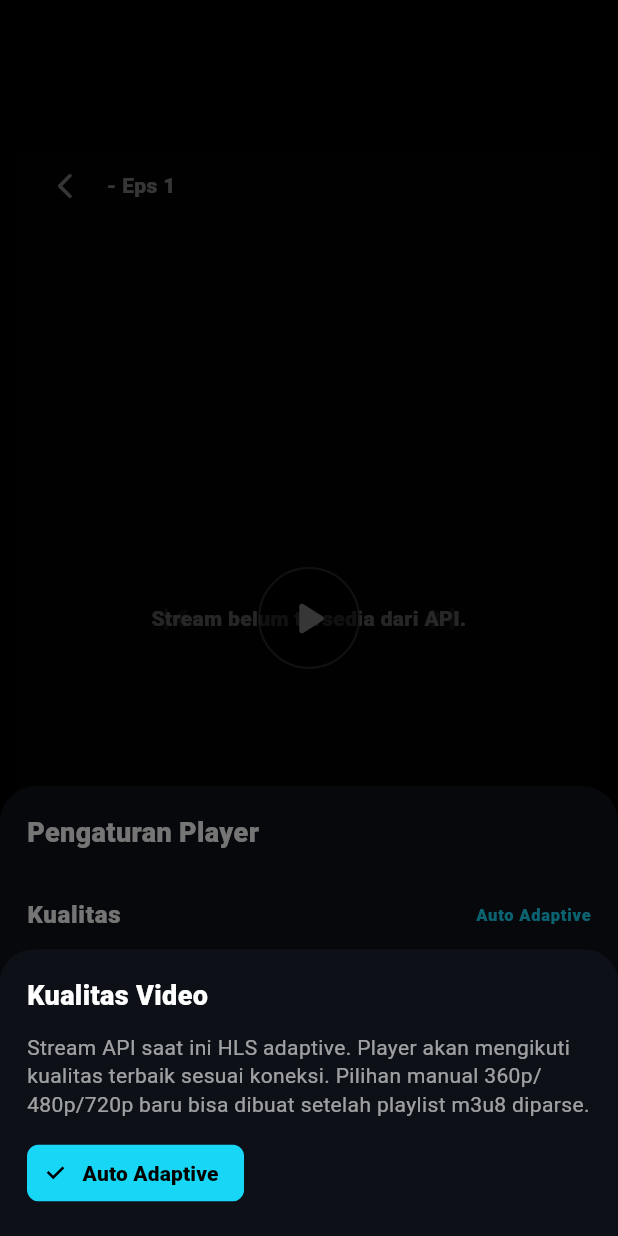
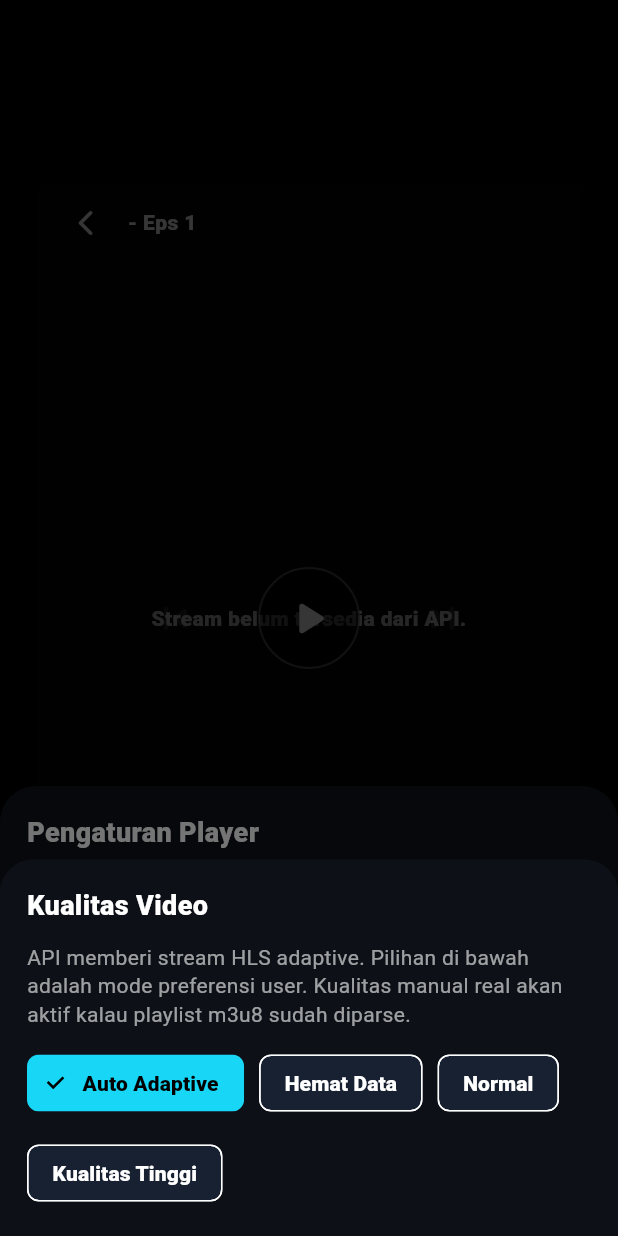
Before and after one commit to Celosz-fle7/livego-premium, a Flutter app: the MobilePlayerScreen screen opened directly with empty values, item 3 of the bottom bar chosen, after a tap on "Kualitas", on a phone screen of 412 x 824 dp. Run offline on Flutter 3.47's test engine with Material 3 defaults, Android fonts, the phone set to English and light mode, and no system bars; our stand-ins replace video_player; network calls fail.

Commit message:
fix adaptive player container and quality modes

```diff
--- a/lib/mobile/screens/mobile_player_screen.dart
+++ b/lib/mobile/screens/mobile_player_screen.dart
@@ -142,6 +142,7 @@ class _PlayerSurfaceState extends State<_PlayerSurface> {
   bool _autoNextDone = false;
   String _quality = LiveGoSettings.quality.isEmpty ? 'Auto Adaptive' : LiveGoSettings.quality;
   double _speed = 1.0;
+  Duration _lastProgressSaved = Duration.zero;
   DateTime _lastTapLeft = DateTime.fromMillisecondsSinceEpoch(0);
   DateTime _lastTapRight = DateTime.fromMillisecondsSinceEpoch(0);
 
@@ -199,7 +200,8 @@ class _PlayerSurfaceState extends State<_PlayerSurface> {
     if (!mounted || c == null) return;
     final value = c.value;
     if (_buffering != value.isBuffering) setState(() => _buffering = value.isBuffering);
-    if (value.isInitialized && value.position.inSeconds % 5 == 0) {
+    if (value.isInitialized && (value.position - _lastProgressSaved).inSeconds.abs() >= 5) {
+      _lastProgressSaved = value.position;
       LiveGoLocalStore.saveProgress(widget.item, widget.episode, value.position, value.duration);
     }
     final duration = value.duration;
@@ -334,21 +336,14 @@ class _PlayerSurfaceState extends State<_PlayerSurface> {
               const SizedBox(
                 width: double.infinity,
                 child: Text(
-                  'Stream API saat ini HLS adaptive. Player akan mengikuti kualitas terbaik sesuai koneksi. Pilihan manual 360p/480p/720p baru bisa dibuat setelah playlist m3u8 diparse.',
+                  'API memberi stream HLS adaptive. Pilihan di bawah adalah mode preferensi user. Kualitas manual real akan aktif kalau playlist m3u8 sudah diparse.',
                   style: TextStyle(color: Colors.white60, height: 1.35),
                 ),
               ),
-              ChoiceChip(
-                label: const Text('Auto Adaptive'),
-                selected: _quality == 'Auto Adaptive' || _quality == 'Auto',
-                onSelected: (_) => Navigator.pop(context, 'Auto Adaptive'),
-                selectedColor: AppTheme.cyan,
-                labelStyle: TextStyle(
-                  color: (_quality == 'Auto Adaptive' || _quality == 'Auto') ? Colors.black : Colors.white,
-                  fontWeight: FontWeight.w900,
-                ),
-                backgroundColor: const Color(0xFF172131),
-              ),
+              _QualityChip(label: 'Auto Adaptive', current: _quality, onPick: (v) => Navigator.pop(context, v)),
+              _QualityChip(label: 'Hemat Data', current: _quality, onPick: (v) => Navigator.pop(context, v)),
+              _QualityChip(label: 'Normal', current: _quality, onPick: (v) => Navigator.pop(context, v)),
+              _QualityChip(label: 'Kualitas Tinggi', current: _quality, onPick: (v) => Navigator.pop(context, v)),
             ],
           ),
         ),
@@ -455,23 +450,39 @@ class _PlayerSurfaceState extends State<_PlayerSurface> {
           builder: (context, box) {
             final screenW = box.maxWidth;
             final screenH = box.maxHeight;
-            final fullMode = _fitCover || _landscape;
+            final videoRatio = ready && c.value.aspectRatio > 0 ? c.value.aspectRatio : 9 / 16;
+            final isPortraitVideo = videoRatio < 1.0;
 
-            // LiveGO content mayoritas drama vertikal. Mode normal sekarang 9:16.
-            // Full portrait/landscape memakai seluruh container layar.
+            // Mode container LiveGO:
+            // - Normal portrait video: 75-80% tinggi layar, rasio asli tetap aman.
+            // - Normal landscape video: lebar dominan, tidak dipaksa gepeng.
+            // - Full portrait / landscape: seluruh layar, controls ikut lebar layar.
             double playerW;
             double playerH;
-            if (fullMode) {
+            if (_fitCover || _landscape) {
               playerW = screenW;
               playerH = screenH;
+            } else if (isPortraitVideo) {
+              playerH = screenH * 0.78;
+              playerW = playerH * videoRatio;
+              final maxW = screenW * 0.96;
+              if (playerW > maxW) {
+                playerW = maxW;
+                playerH = playerW / videoRatio;
+              }
             } else {
-              playerH = screenH * 0.84;
-              playerW = playerH * 9 / 16;
-              if (playerW > screenW * 0.96) {
-                playerW = screenW * 0.96;
-                playerH = playerW * 16 / 9;
+              playerW = screenW * 0.94;
+              playerH = playerW / videoRatio;
+              final maxH = screenH * 0.58;
+              if (playerH > maxH) {
+                playerH = maxH;
+                playerW = playerH * videoRatio;
               }
             }
+
+            final BoxFit videoFit = _fitCover
+                ? BoxFit.cover
+                : (_landscape && isPortraitVideo ? BoxFit.fitHeight : BoxFit.contain);
 
             return Center(
               child: SizedBox(
@@ -485,7 +496,7 @@ class _PlayerSurfaceState extends State<_PlayerSurface> {
                       if (ready)
                         Center(
                           child: FittedBox(
-                            fit: _fitCover ? BoxFit.cover : BoxFit.contain,
+                            fit: videoFit,
                             child: SizedBox(
                               width: c.value.size.width,
                               height: c.value.size.height,
@@ -780,6 +791,30 @@ class _MainPlayButton extends StatelessWidget {
   }
 }
 
+
+class _QualityChip extends StatelessWidget {
+  final String label;
+  final String current;
+  final ValueChanged<String> onPick;
+  const _QualityChip({required this.label, required this.current, required this.onPick});
+
+  @override
+  Widget build(BuildContext context) {
+    final selected = current == label || (label == 'Auto Adaptive' && current == 'Auto');
+    return ChoiceChip(
+      label: Text(label),
+      selected: selected,
+      onSelected: (_) => onPick(label),
+      selectedColor: AppTheme.cyan,
+      backgroundColor: const Color(0xFF172131),
+      labelStyle: TextStyle(
+        color: selected ? Colors.black : Colors.white,
+        fontWeight: FontWeight.w900,
+      ),
+    );
+  }
+}
+
 class _SheetRow extends StatelessWidget {
   final String title;
   final String value;
```
